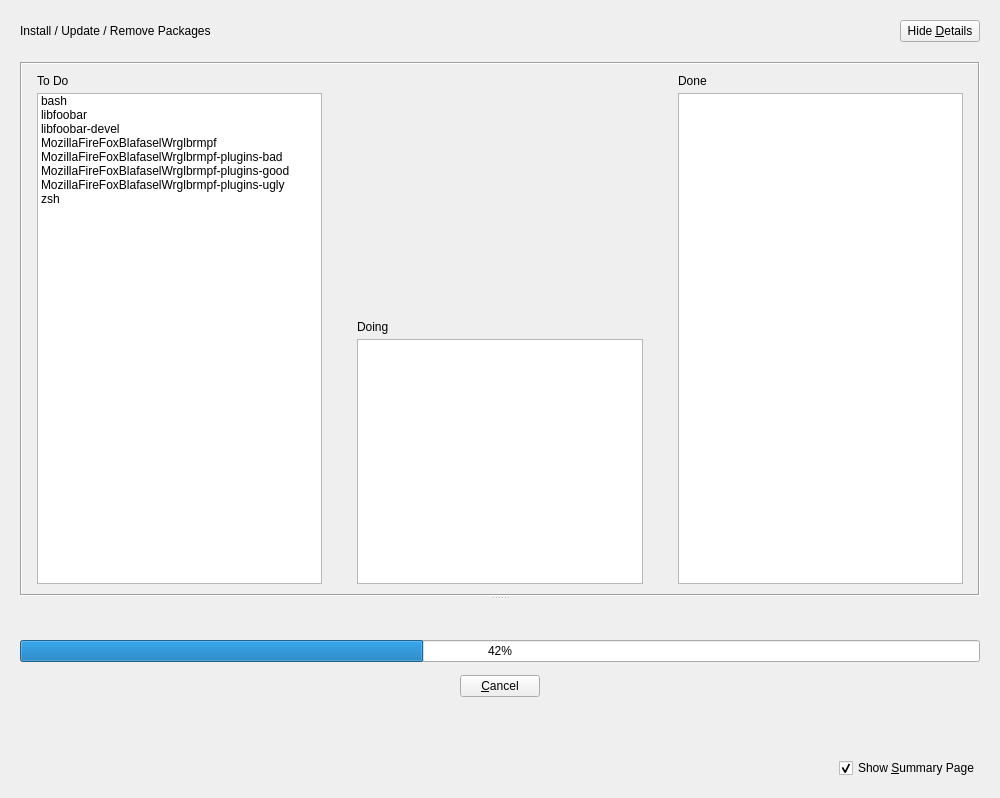
Before: the Qt Designer form src/pkg-commit-page.ui in shundhammer/yqpkg, drawn with Qt 5.
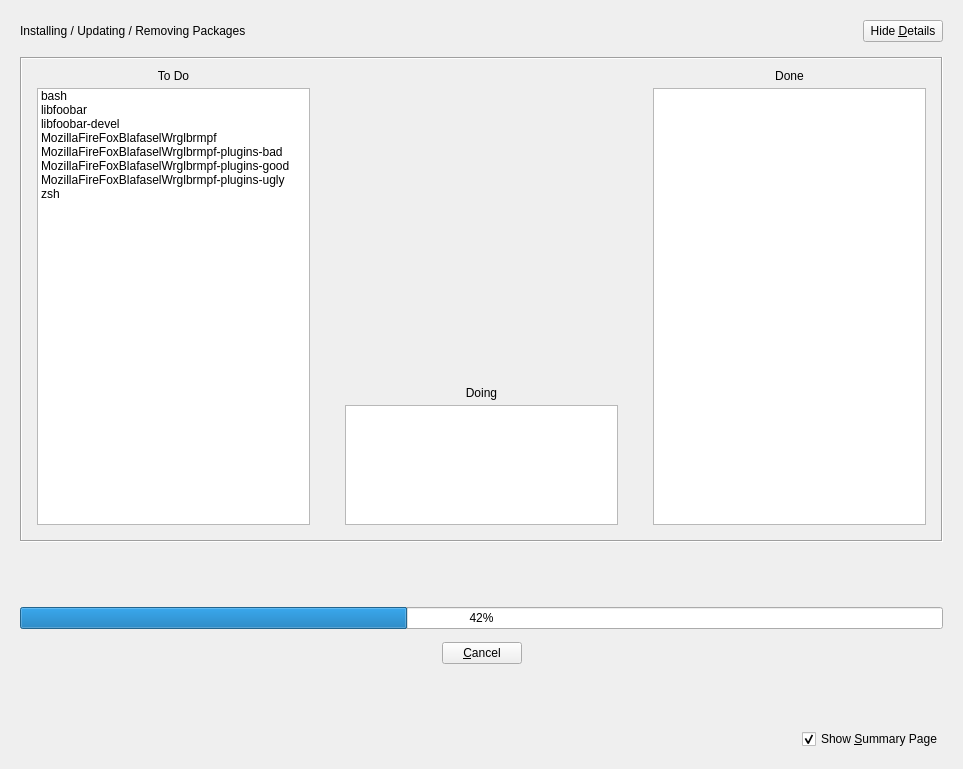
After: the same form once the commit is applied.

Commit message: Improved geometry management

What changed in the file:
```diff
--- a/src/pkg-commit-page.ui
+++ b/src/pkg-commit-page.ui
@@ -6,16 +6,16 @@
    <rect>
     <x>0</x>
     <y>0</y>
-    <width>1000</width>
-    <height>798</height>
+    <width>963</width>
+    <height>769</height>
    </rect>
   </property>
   <property name="windowTitle">
    <string>Form</string>
   </property>
-  <layout class="QVBoxLayout" name="verticalLayout">
+  <layout class="QVBoxLayout" name="pageVBox" stretch="0,5,1,0">
    <property name="spacing">
-    <number>20</number>
+    <number>15</number>
    </property>
    <property name="leftMargin">
     <number>20</number>
@@ -30,11 +30,14 @@
     <number>20</number>
    </property>
    <item>
-    <layout class="QHBoxLayout" name="topHBox">
+    <layout class="QHBoxLayout" name="headingHBox">
+     <property name="sizeConstraint">
+      <enum>QLayout::SetFixedSize</enum>
+     </property>
      <item>
       <widget class="QLabel" name="headingLabel">
        <property name="text">
-        <string>Install / Update / Remove Packages</string>
+        <string>Installing / Updating / Removing Packages</string>
        </property>
       </widget>
      </item>
@@ -61,23 +64,18 @@
     </layout>
    </item>
    <item>
-    <widget class="QSplitter" name="splitter">
-     <property name="lineWidth">
-      <number>1</number>
+    <layout class="QHBoxLayout" name="detailsFrameHBox" stretch="0">
+     <property name="bottomMargin">
+      <number>0</number>
      </property>
-     <property name="orientation">
-      <enum>Qt::Vertical</enum>
-     </property>
-     <property name="opaqueResize">
-      <bool>false</bool>
-     </property>
-     <property name="handleWidth">
-      <number>3</number>
-     </property>
-     <widget class="QWidget" name="detailsSplitterPane">
-      <layout class="QHBoxLayout" name="detailsFrameHBox">
        <item>
         <widget class="QFrame" name="detailsFrame">
+       <property name="sizePolicy">
+        <sizepolicy hsizetype="MinimumExpanding" vsizetype="MinimumExpanding">
+         <horstretch>0</horstretch>
+         <verstretch>1</verstretch>
+        </sizepolicy>
+       </property>
          <property name="frameShape">
           <enum>QFrame::Box</enum>
          </property>
@@ -101,7 +99,7 @@
            <number>15</number>
           </property>
           <property name="bottomMargin">
-           <number>10</number>
+         <number>15</number>
           </property>
           <item>
            <layout class="QVBoxLayout" name="toDoVBox">
@@ -113,6 +111,9 @@
               <property name="text">
                <string>To Do</string>
               </property>
+            <property name="alignment">
+             <set>Qt::AlignCenter</set>
+            </property>
              </widget>
             </item>
             <item>
@@ -227,6 +228,9 @@
               <property name="text">
                <string>Doing</string>
               </property>
+            <property name="alignment">
+             <set>Qt::AlignCenter</set>
+            </property>
              </widget>
             </item>
             <item>
@@ -237,6 +241,12 @@
                 <verstretch>0</verstretch>
                </sizepolicy>
               </property>
+            <property name="maximumSize">
+             <size>
+              <width>16777215</width>
+              <height>120</height>
+             </size>
+            </property>
               <property name="frameShape">
                <enum>QFrame::StyledPanel</enum>
               </property>
@@ -288,6 +298,9 @@
               <property name="text">
                <string>Done</string>
               </property>
+            <property name="alignment">
+             <set>Qt::AlignCenter</set>
+            </property>
              </widget>
             </item>
             <item>
@@ -327,12 +340,34 @@
         </widget>
        </item>
       </layout>
-     </widget>
-     <widget class="QWidget" name="progressSplitterPane">
-      <layout class="QVBoxLayout" name="progressVBox">
+   </item>
+   <item>
+    <widget class="QWidget" name="progressPane" native="true">
+     <property name="sizePolicy">
+      <sizepolicy hsizetype="MinimumExpanding" vsizetype="MinimumExpanding">
+       <horstretch>0</horstretch>
+       <verstretch>1</verstretch>
+      </sizepolicy>
+     </property>
+     <layout class="QVBoxLayout" name="verticalLayout" stretch="1,0,0,1">
        <property name="spacing">
         <number>13</number>
        </property>
+      <property name="sizeConstraint">
+       <enum>QLayout::SetMinimumSize</enum>
+      </property>
+      <property name="leftMargin">
+       <number>0</number>
+      </property>
+      <property name="topMargin">
+       <number>0</number>
+      </property>
+      <property name="rightMargin">
+       <number>0</number>
+      </property>
+      <property name="bottomMargin">
+       <number>0</number>
+      </property>
        <item>
         <spacer name="progressTopVSpacer">
          <property name="orientation">
@@ -344,7 +379,7 @@
          <property name="sizeHint" stdset="0">
           <size>
            <width>20</width>
-           <height>20</height>
+          <height>50</height>
           </size>
          </property>
         </spacer>
@@ -404,17 +439,19 @@
          <property name="sizeHint" stdset="0">
           <size>
            <width>20</width>
-           <height>10</height>
+          <height>50</height>
           </size>
          </property>
         </spacer>
        </item>
       </layout>
-     </widget>
     </widget>
    </item>
    <item>
     <layout class="QHBoxLayout" name="showSummaryHBox">
+     <property name="sizeConstraint">
+      <enum>QLayout::SetFixedSize</enum>
+     </property>
      <item>
       <spacer name="showSummaryHSpacer">
        <property name="orientation">
```
Lines whose indentation alone changed are shown as unchanged. The commit also changes 1 other file.
